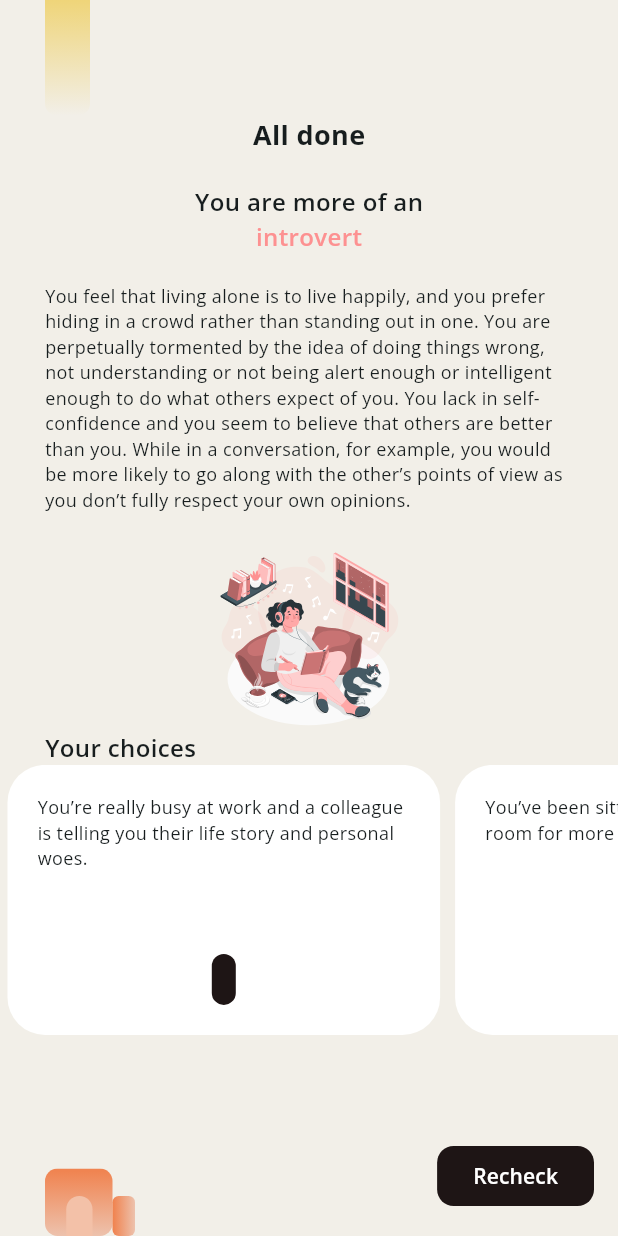
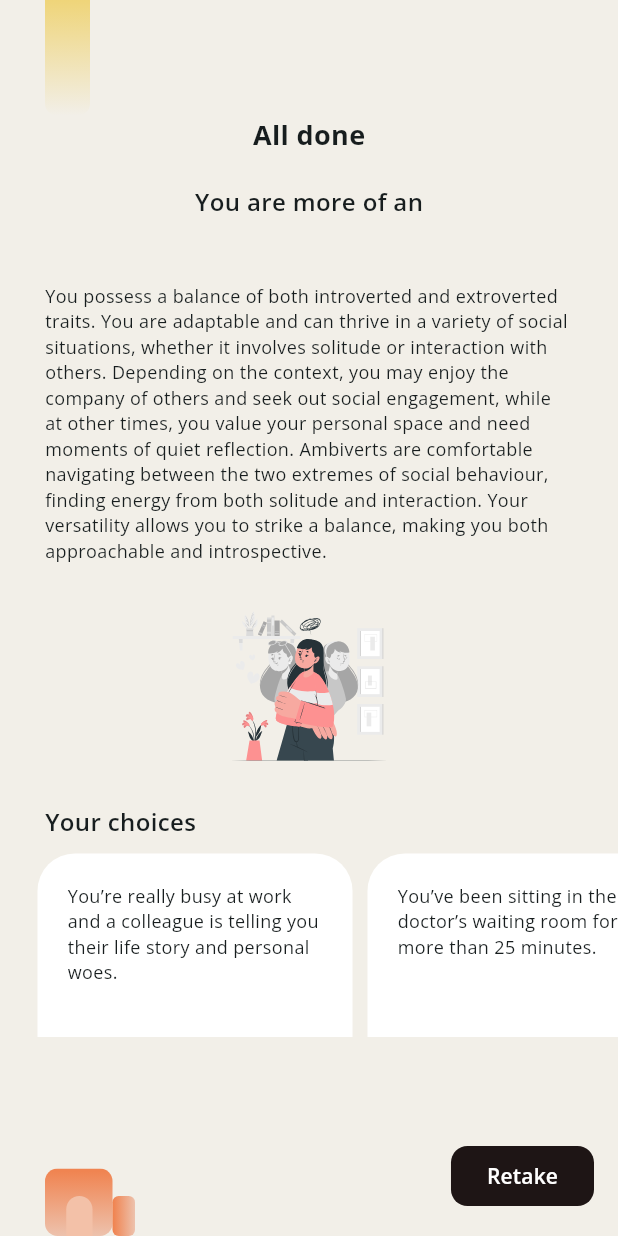
Before and after one commit to itsDaniyaL/personality_check, a Flutter app: the PersonalityPreviewPage screen opened directly, on a phone screen of 412 x 824 dp. Run offline on Flutter 3.47's test engine with Material 3 defaults, Android fonts, the phone set to English and light mode, and no system bars; our stand-ins replace flutter_svg.

Commit message:
completed design chnages by adding dynamic descriptions and images for personalities

```diff
--- a/lib/screens/personality_preview_page.dart
+++ b/lib/screens/personality_preview_page.dart
@@ -1,7 +1,10 @@
 import 'package:flutter/material.dart';
 import 'package:flutter_svg/svg.dart';
+import 'package:personality_checker/screens/getting_started.dart';
 import 'package:personality_checker/shared/filled_button.dart';
 import 'package:personality_checker/shared/picked_options_list.dart';
+import 'package:personality_checker/state/app_state.dart';
+import 'package:provider/provider.dart';
 
 class PersonalityPreviewPage extends StatefulWidget {
   const PersonalityPreviewPage({super.key});
@@ -15,15 +18,24 @@ class _PersonalityPreviewPageState extends State<PersonalityPreviewPage> {
   Widget build(BuildContext context) {
     return Scaffold(
       floatingActionButton: CustomFilledButton(
-        onPressed: () {},
+        onPressed: () {
+          Navigator.push<void>(
+            context,
+            MaterialPageRoute<void>(
+              builder: (BuildContext context) => const GettingStartedPage(),
+            ),
+          );
+        },
         textColor: Colors.white,
         buttonColor: const Color(0xFF1E1515),
-        child: const Text("Recheck",
+        child: const Text("Retake",
             style: TextStyle(
               fontWeight: FontWeight.w600,
             )),
       ),
-      body: Center(
+      body: OrientationBuilder(builder: (context, orientation) {
+        return Consumer<AppState>(builder: (context, state, child) {
+          return Center(
             child: Column(
               children: [
                 Padding(
@@ -41,46 +53,67 @@ class _PersonalityPreviewPageState extends State<PersonalityPreviewPage> {
                   child: SingleChildScrollView(
                     child: Column(
                       children: [
+                        Row(
+                          mainAxisAlignment: MainAxisAlignment.spaceEvenly,
+                          children: [
+                            Column(
+                              children: [
                                 const Text(
                                   "All done",
-                      style:
-                          TextStyle(fontWeight: FontWeight.bold, fontSize: 18),
+                                  style: TextStyle(
+                                      fontWeight: FontWeight.bold,
+                                      fontSize: 18),
                                 ),
                                 const SizedBox(
                                   height: 20,
                                 ),
                                 const Text(
                                   "You are more of an",
-                      style:
-                          TextStyle(fontSize: 16, fontWeight: FontWeight.w600),
+                                  style: TextStyle(
+                                      fontSize: 16,
+                                      fontWeight: FontWeight.w600),
                                 ),
-                    const Text("introvert",
-                        style: TextStyle(
+                                Text(state.personalityType,
+                                    style: const TextStyle(
                                         color: Color(0xFFFD9191),
                                         fontSize: 16,
                                         fontWeight: FontWeight.w600)),
                                 const SizedBox(
                                   height: 20,
                                 ),
-                    const Padding(
-                      padding: EdgeInsets.symmetric(horizontal: 30.0),
+                              ],
+                            ),
+                            if (orientation == Orientation.landscape)
+                              Align(
+                                alignment: Alignment.center,
+                                child: SvgPicture.asset(
+                                  'assets/images/${state.personalityImage()}.svg',
+                                  width: 125,
+                                ),
+                              ),
+                          ],
+                        ),
+                        Padding(
+                          padding: const EdgeInsets.symmetric(horizontal: 30.0),
                           child: Text(
-                        "You feel that living alone is to live happily, and you prefer hiding in a crowd rather than standing out in one. You are perpetually tormented by the idea of doing things wrong, not understanding or not being alert enough or intelligent enough to do what others expect of you. You lack in self-confidence and you seem to believe that others are better than you. While in a conversation, for example, you would be more likely to go along with the other’s points of view as you don’t fully respect your own opinions.",
-                        style: TextStyle(fontSize: 12),
+                            state.displayDescription(),
+                            style: const TextStyle(fontSize: 12),
                           ),
                         ),
                         const SizedBox(
                           height: 20,
                         ),
+                        if (orientation == Orientation.portrait)
                           Align(
                             alignment: Alignment.center,
                             child: SvgPicture.asset(
-                        'assets/images/introvert_illustration.svg',
+                              'assets/images/${state.personalityImage()}.svg',
                               width: 125,
                             ),
                           ),
                         const Padding(
-                      padding: EdgeInsets.only(left: 30.0),
+                          padding: EdgeInsets.only(
+                              left: 30.0, top: 15.0, bottom: 10.0),
                           child: Align(
                             alignment: Alignment.centerLeft,
                             child: Text(
@@ -108,7 +141,9 @@ class _PersonalityPreviewPageState extends State<PersonalityPreviewPage> {
                 ),
               ],
             ),
-      ),
+          );
+        });
+      }),
     );
   }
 }
--- a/lib/screens/questions_page.dart
+++ b/lib/screens/questions_page.dart
@@ -189,16 +189,18 @@ class _QuestionsPageState extends State<QuestionsPage> {
                               onPressed: state.checkSelected()
                                   ? null
                                   : () {
-                                      state.isLastQuestion
-                                          ? Navigator.push<void>(
-                                              context,
-                                              MaterialPageRoute<void>(
-                                                builder: (BuildContext
-                                                        context) =>
-                                                    const PersonalityPreviewPage(),
-                                              ),
-                                            )
-                                          : state.nextQuestion();
+                                      if (state.isLastQuestion) {
+                                        state.finalizePersonality();
+                                        Navigator.push<void>(
+                                          context,
+                                          MaterialPageRoute<void>(
+                                            builder: (BuildContext context) =>
+                                                const PersonalityPreviewPage(),
+                                          ),
+                                        );
+                                      } else {
+                                        state.nextQuestion();
+                                      }
                                     },
                               textColor: Colors.white,
                               buttonColor: const Color(0xFF1E1515),
--- a/lib/shared/picked_options_list.dart
+++ b/lib/shared/picked_options_list.dart
@@ -20,11 +20,13 @@ class PickedOptionsList extends StatelessWidget {
                   .elementAt(questions[index].selectedOption!)
               : null;
           return Padding(
-            padding: const EdgeInsets.symmetric(horizontal: 5.0),
+            padding: EdgeInsets.only(
+                left: index == 0 ? 25.0 : 5.0,
+                right: index == questions.length - 1 ? 25.0 : 5.0),
             child: SizedBox(
-              width: MediaQuery.of(context).size.height * 0.35,
+              width: 210,
               child: ConstrainedBox(
-                constraints: const BoxConstraints(minHeight: 180),
+                constraints: const BoxConstraints(minHeight: 210),
                 child: IntrinsicHeight(
                   child: Container(
                     decoration: BoxDecoration(
--- a/lib/state/app_state.dart
+++ b/lib/state/app_state.dart
@@ -1,113 +1,20 @@
 import 'package:flutter/material.dart';
 import 'package:personality_checker/models/question.dart';
+import 'package:personality_checker/utils/questions_utils.dart';
 
 class AppState extends ChangeNotifier {
-  final List<Question> _questions = [
-    Question(
-      title:
-          'You’re really busy at work and a colleague is telling you their life story and personal woes.\n\nYou:',
-      options: {
-        'Don’t dare to interrupt them': 'introvert',
-        'Think it’s more important to give them some of your time; work can wait':
-            'extrovert',
-        'Listen, but with only with half an ear': 'introvert',
-        'Interrupt and explain that you are really busy at the moment':
-            'extrovert'
-      },
-    ),
-    Question(
-      title:
-          'You’ve been sitting in the doctor’s waiting room for more than 25 minutes.\n\nYou:',
-      options: {
-        'Look at your watch every two minutes': 'introvert',
-        'Bubble with inner anger, but keep quiet': 'introvert',
-        'Explain to other equally impatient people in the room that the doctor is always running late':
-            'extrovert',
-        'Complain in a loud voice, while tapping your foot impatiently':
-            'extrovert'
-      },
-    ),
-    Question(
-      title:
-          'You’re having an animated discussion with a colleague regarding a project that you’re in charge of.\n\nYou:',
-      options: {
-        'Don’t dare contradict them': 'introvert',
-        'Think that they are obviously right': 'introvert',
-        'Defend your own point of view, tooth and nail': 'extrovert',
-        'Continuously interrupt your colleague': 'extrovert'
-      },
-    ),
-    Question(
-      title: 'You are taking part in a guided tour of a museum.\n\nYou:',
-      options: {
-        'Are a bit too far towards the back so don’t really hear what the guide is saying':
-            'introvert',
-        'Follow the group without question': 'introvert',
-        'Make sure that everyone is able to hear properly': 'extrovert',
-        'Are right up the front, adding your own comments in a loud voice':
-            'extrovert'
-      },
-    ),
-    Question(
-      title:
-          'During dinner parties at your home, you have a hard time with people who:\n',
-      options: {
-        'Ask you to tell a story in front of everyone else': 'introvert',
-        'Talk privately between themselves': 'introvert',
-        'Hang around you all evening': 'extrovert',
-        'Always drag the conversation back to themselves': 'extrovert'
-      },
-    ),
-    Question(
-      title:
-          'You crack a joke at work, but nobody seems to have noticed.\n\nYou:',
-      options: {
-        'Think it’s for the best — it was a lame joke anyway': 'introvert',
-        'Wait to share it with your friends after work': 'introvert',
-        'Try again a bit later with one of your colleagues': 'extrovert',
-        'Keep telling it until they pay attention': 'extrovert'
-      },
-    ),
-    Question(
-      title: 'This morning, your agenda seems to be free.\n\nYou:',
-      options: {
-        'Know that somebody will find a reason to come and bother you':
-            'introvert',
-        'Heave a sigh of relief and look forward to a day without stress':
-            'introvert',
-        'Question your colleagues about a project that’s been worrying you':
-            'extrovert',
-        'Pick up the phone and start filling up your agenda with meetings':
-            'extrovert'
-      },
-    ),
-    Question(
-      title:
-          'During dinner, the discussion moves to a subject about which you know nothing at all.\n\nYou:',
-      options: {
-        'Don’t dare show that you don’t know anything about the subject':
-            'introvert',
-        'Barely follow the discussion': 'introvert',
-        'Ask lots of questions to learn more about it': 'extrovert',
-        'Change the subject of discussion': 'extrovert'
-      },
-    ),
-    Question(
-      title:
-          'You’re out with a group of friends and there’s a person who’s quite shy and doesn’t talk much.\n\nYou:',
-      options: {
-        'Notice that they’re alone, but don’t go over to talk with them':
-            'introvert',
-        'Go and have a chat with them': 'extrovert',
-        'Shoot some friendly smiles in their direction': 'extrovert',
-        'Hardly notice them at all': 'introvert'
-      },
-    ),
-  ];
+  List<Question> _questions = [];
+  String _personalityType = '';
+
+  AppState() {
+    _questions = QuestionsUtils.questions;
+  }
 
   int _currentQuestionIndex = 0;
 
   List<Question> get questions => _questions;
+
+  String get personalityType => _personalityType;
 
   int get currentQuestionIndex => _currentQuestionIndex;
 
@@ -148,6 +55,55 @@ class AppState extends ChangeNotifier {
     notifyListeners();
   }
 
+  String displayDescription() {
+    if (personalityType == "introvert") {
+      return QuestionsUtils.introvertDescription;
+    } else if (personalityType == "extrovert") {
+      return QuestionsUtils.introvertDescription;
+    } else {
+      return QuestionsUtils.ambivertDescription;
+    }
+  }
+
+  String personalityImage() {
+    if (personalityType == "introvert") {
+      return "introvert_illustration";
+    } else if (personalityType == "extrovert") {
+      return "extrovert_illustration";
+    } else {
+      return "ambivert_illustration";
+    }
+  }
+
+  void finalizePersonality() {
+    int introvertCount = 0;
+    int extrovertCount = 0;
+
+    for (var question in _questions) {
+      if (question.selectedOption != null) {
+        final selectedOptionKey =
+            question.options.keys.toList()[question.selectedOption!];
+        final selectedOptionValue = question.options[selectedOptionKey];
+
+        if (selectedOptionValue == 'introvert') {
+          introvertCount++;
+        } else if (selectedOptionValue == 'extrovert') {
+          extrovertCount++;
+        }
+      }
+    }
+
+    if (introvertCount > extrovertCount) {
+      _personalityType = 'introvert';
+    } else if (extrovertCount > introvertCount) {
+      _personalityType = 'extrovert';
+    } else {
+      _personalityType = 'ambivert';
+    }
+
+    notifyListeners();
+  }
+
   // Check if this is the last question
   bool get isLastQuestion => _currentQuestionIndex == _questions.length - 1;
 
--- /dev/null
+++ b/lib/utils/questions_utils.dart
@@ -0,0 +1,126 @@
+import 'package:personality_checker/models/question.dart';
+
+class QuestionsUtils {
+  static final List<Question> questions = [
+    Question(
+      title:
+          'You’re really busy at work and a colleague is telling you their life story and personal woes.\n\nYou:',
+      options: {
+        'Don’t dare to interrupt them': 'introvert',
+        'Think it’s more important to give them some of your time; work can wait':
+            'extrovert',
+        'Listen, but with only with half an ear': 'introvert',
+        'Interrupt and explain that you are really busy at the moment':
+            'extrovert'
+      },
+    ),
+    Question(
+      title:
+          'You’ve been sitting in the doctor’s waiting room for more than 25 minutes.\n\nYou:',
+      options: {
+        'Look at your watch every two minutes': 'introvert',
+        'Bubble with inner anger, but keep quiet': 'introvert',
+        'Explain to other equally impatient people in the room that the doctor is always running late':
+            'extrovert',
+        'Complain in a loud voice, while tapping your foot impatiently':
+            'extrovert'
+      },
+    ),
+    Question(
+      title:
+          'You’re having an animated discussion with a colleague regarding a project that you’re in charge of.\n\nYou:',
+      options: {
+        'Don’t dare contradict them': 'introvert',
+        'Think that they are obviously right': 'introvert',
+        'Defend your own point of view, tooth and nail': 'extrovert',
+        'Continuously interrupt your colleague': 'extrovert'
+      },
+    ),
+    Question(
+      title: 'You are taking part in a guided tour of a museum.\n\nYou:',
+      options: {
+        'Are a bit too far towards the back so don’t really hear what the guide is saying':
+            'introvert',
+        'Follow the group without question': 'introvert',
+        'Make sure that everyone is able to hear properly': 'extrovert',
+        'Are right up the front, adding your own comments in a loud voice':
+            'extrovert'
+      },
+    ),
+    Question(
+      title:
+          'During dinner parties at your home, you have a hard time with people who:\n',
+      options: {
+        'Ask you to tell a story in front of everyone else': 'introvert',
+        'Talk privately between themselves': 'introvert',
+        'Hang around you all evening': 'extrovert',
+        'Always drag the conversation back to themselves': 'extrovert'
+      },
+    ),
+    Question(
+      title:
+          'You crack a joke at work, but nobody seems to have noticed.\n\nYou:',
+      options: {
+        'Think it’s for the best — it was a lame joke anyway': 'introvert',
+        'Wait to share it with your friends after work': 'introvert',
+        'Try again a bit later with one of your colleagues': 'extrovert',
+        'Keep telling it until they pay attention': 'extrovert'
+      },
+    ),
+    Question(
+      title: 'This morning, your agenda seems to be free.\n\nYou:',
+      options: {
+        'Know that somebody will find a reason to come and bother you':
+            'introvert',
+        'Heave a sigh of relief and look forward to a day without stress':
+            'introvert',
+        'Question your colleagues about a project that’s been worrying you':
+            'extrovert',
+        'Pick up the phone and start filling up your agenda with meetings':
+            'extrovert'
+      },
+    ),
+    Question(
+      title:
+          'During dinner, the discussion moves to a subject about which you know nothing at all.\n\nYou:',
+      options: {
+        'Don’t dare show that you don’t know anything about the subject':
+            'introvert',
+        'Barely follow the discussion': 'introvert',
+        'Ask lots of questions to learn more about it': 'extrovert',
+        'Change the subject of discussion': 'extrovert'
+      },
+    ),
+    Question(
+      title:
+          'You’re out with a group of friends and there’s a person who’s quite shy and doesn’t talk much.\n\nYou:',
+      options: {
+        'Notice that they’re alone, but don’t go over to talk with them':
+            'introvert',
+        'Go and have a chat with them': 'extrovert',
+        'Shoot some friendly smiles in their direction': 'extrovert',
+        'Hardly notice them at all': 'introvert'
+      },
+    ),
+    Question(
+      title: 'You can’t find your car keys.\n\nYou:',
+      options: {
+        'Don’t want anyone to find out, so you take the bus instead':
+            'introvert',
+        'Panic and search madly without asking anyone for help': 'introvert',
+        'Grumble without telling your family why you’re in a bad mood':
+            'introvert',
+        'Accuse those around you for misplacing them': 'extrovert'
+      },
+    ),
+  ];
+
+  static const introvertDescription =
+      "You feel that living alone is to live happily, and you prefer hiding in a crowd rather than standing out in one. You are perpetually tormented by the idea of doing things wrong, not understanding or not being alert enough or intelligent enough to do what others expect of you. You lack in self-confidence and you seem to believe that others are better than you. While in a conversation, for example, you would be more likely to go along with the other’s points of view as you don’t fully respect your own opinions.";
+
+  static const extrovertDescription =
+      "You thrive on being the center of attention and enjoy standing out in a crowd. You feel energized when interacting with others and are always eager to share your thoughts and ideas. You have a natural confidence in your abilities and rarely worry about making mistakes or falling short of others' expectations. You believe strongly in your own viewpoints and aren't afraid to express them, even if they differ from the majority. In conversations, you tend to lead, guiding discussions with enthusiasm and passion, and you find great satisfaction in inspiring or persuading others to see things your way.";
+
+  static const ambivertDescription =
+      "You possess a balance of both introverted and extroverted traits. You are adaptable and can thrive in a variety of social situations, whether it involves solitude or interaction with others. Depending on the context, you may enjoy the company of others and seek out social engagement, while at other times, you value your personal space and need moments of quiet reflection. Ambiverts are comfortable navigating between the two extremes of social behaviour, finding energy from both solitude and interaction. Your versatility allows you to strike a balance, making you both approachable and introspective.";
+}
```
Also changed, not shown: assets/images/ambivert_illustration.svg (added), assets/images/extrovert_illustration.svg (added). Lines whose indentation alone changed are shown as unchanged.
